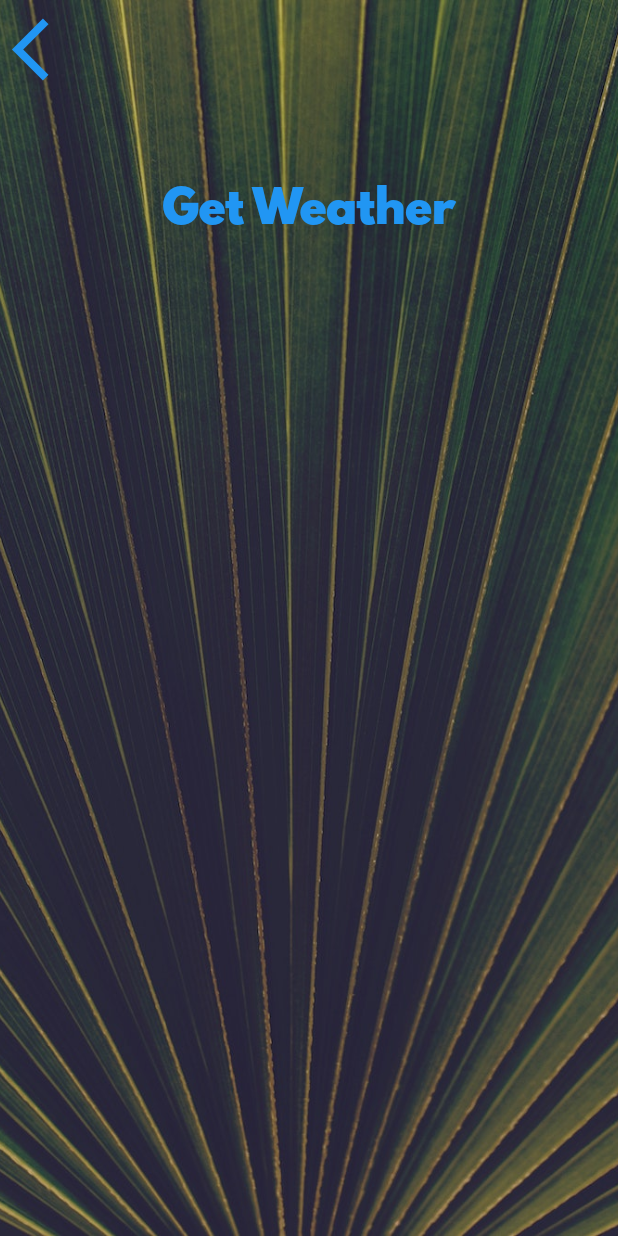
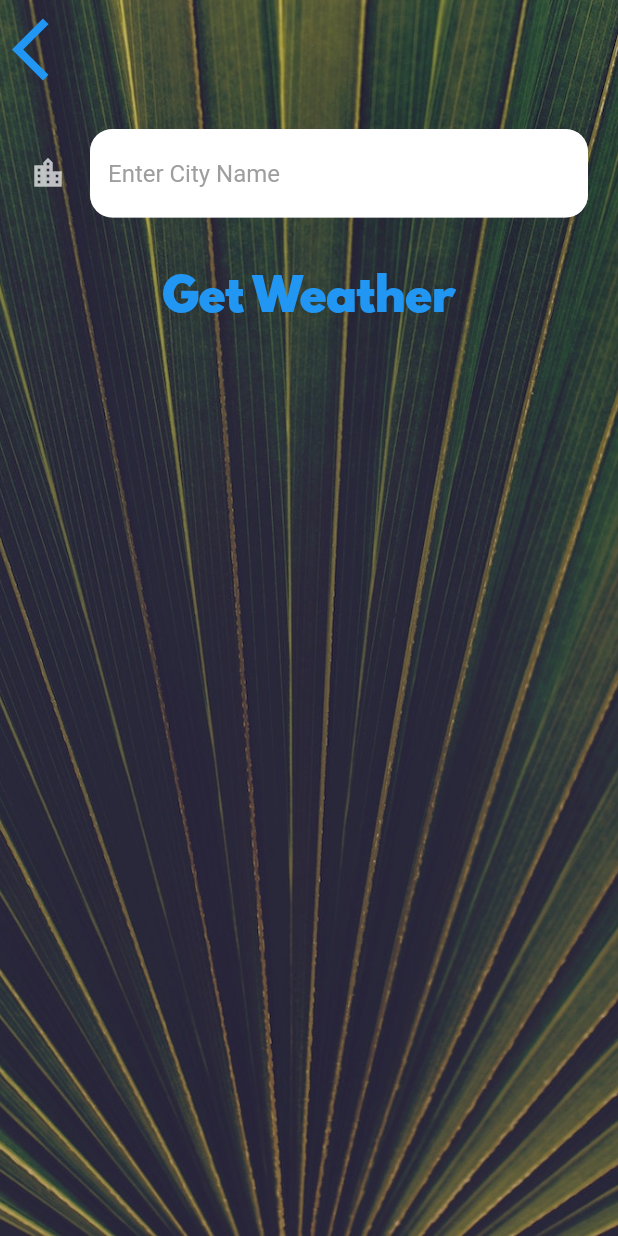
Before and after one commit to anisha-01-phoenix/Clima, a Flutter app: the CityScreen screen opened directly, on a phone screen of 412 x 824 dp. Run offline on Flutter 3.47's test engine with Material 2 defaults, Android fonts, the phone set to English and light mode, and no system bars; our stand-ins replace flutter_spinkit, geolocator; missing offline and left inert: dart:ffi.

Commit message:
Final commit

```diff
--- a/lib/screens/city_screen.dart
+++ b/lib/screens/city_screen.dart
@@ -1,3 +1,5 @@
+import 'dart:ffi';
+
 import 'package:flutter/material.dart';
 
 import '../utilities/constants.dart';
@@ -10,6 +12,8 @@ class CityScreen extends StatefulWidget {
 }
 
 class _CityScreenState extends State<CityScreen> {
+  String cityName = "";
+
   @override
   Widget build(BuildContext context) {
     return Scaffold(
@@ -27,7 +31,9 @@ class _CityScreenState extends State<CityScreen> {
               Align(
                 alignment: Alignment.topLeft,
                 child: TextButton(
-                  onPressed: () {},
+                  onPressed: () {
+                    Navigator.pop(context);
+                  },
                   child: const Icon(
                     Icons.arrow_back_ios,
                     size: 50.0,
@@ -36,10 +42,20 @@ class _CityScreenState extends State<CityScreen> {
               ),
               Container(
                 padding: const EdgeInsets.all(20.0),
-                child: null,
+                child: TextField(
+                  style: TextStyle(
+                    color: Colors.black,
+                  ),
+                  decoration: kTextFieldInputDecoration,
+                  onChanged: (value) {
+                    cityName = value;
+                  },
+                ),
               ),
               TextButton(
-                onPressed: () {},
+                onPressed: () {
+                  Navigator.pop(context, cityName);
+                },
                 child: const Text(
                   'Get Weather',
                   style: kButtonTextStyle,
--- a/lib/utilities/constants.dart
+++ b/lib/utilities/constants.dart
@@ -20,3 +20,19 @@ const kConditionTextStyle = TextStyle(
 );
 
 const apiKey = "a2ff7cb6665a2043a583532ddcf7274d";
+const apiUrl = "https://api.openweathermap.org/data/2.5/weather";
+
+const kTextFieldInputDecoration = InputDecoration(
+  filled: true,
+  fillColor: Colors.white,
+  icon: Icon(Icons.location_city),
+  hintText: 'Enter City Name',
+  hintStyle: TextStyle(
+    color: Colors.grey,
+  ),
+  border: OutlineInputBorder(
+    borderRadius: BorderRadius.all(
+      Radius.circular(15.0),
+    ),
+  ),
+);
--- a/pubspec.yaml
+++ b/pubspec.yaml
@@ -15,6 +15,7 @@ dependencies:
   cupertino_icons: ^1.0.2
   geolocator: ^9.0.1
   http: ^0.13.4
+  flutter_spinkit: ^5.1.0
 
 dev_dependencies:
   flutter_test:
```
Also changed, not shown: lib/screens/loading_screen.dart (+23 -21 lines), lib/screens/location_screen.dart (+44 -6 lines), lib/services/weather.dart (+22 -0 lines), pubspec.lock.
